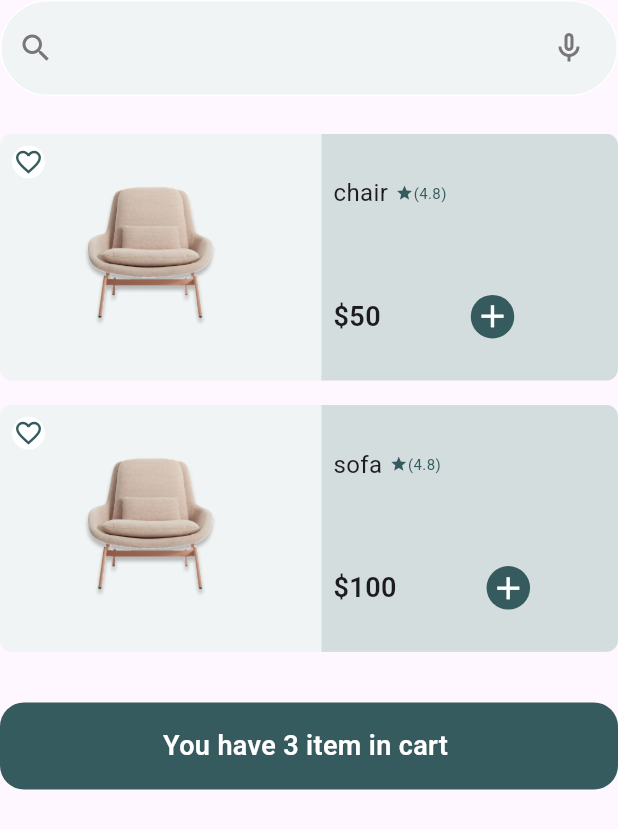
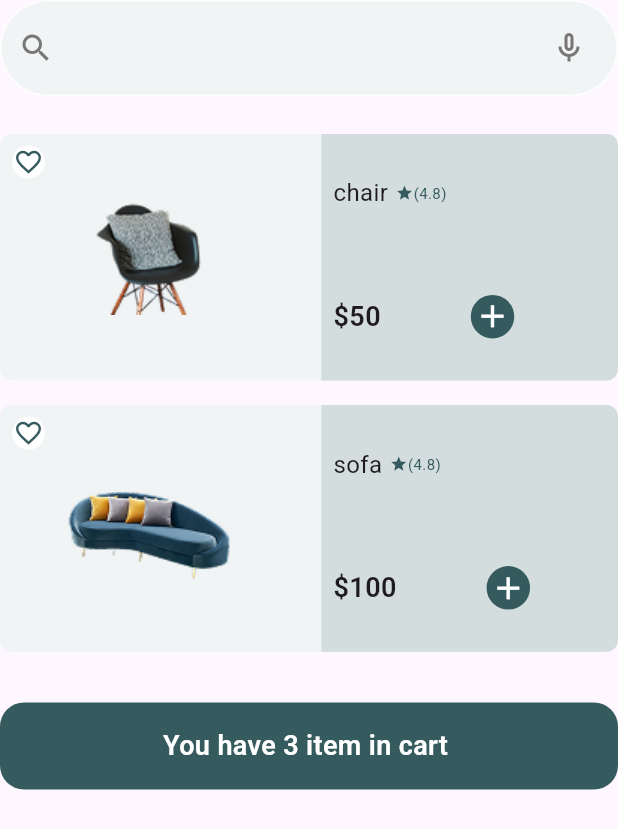
Before and after one commit to Rana-Mohsen/betna, a Flutter app: the MyOrderViewBody screen opened directly, on a phone screen of 412 x 824 dp. Shown: the top 829 px of the screen. Run offline on Flutter 3.47's test engine with Material 3 defaults, Android fonts, the light colour scheme and no system bars; our stand-ins replace bloc, carousel_slider, dartz, dio, flutter_bloc, get_it and 5 more; missing offline and left inert: imageview360.

Commit message:
edit image in cart + favorite

```diff
--- a/lib/core/widgets/custom_item_card.dart
+++ b/lib/core/widgets/custom_item_card.dart
@@ -36,12 +36,7 @@ class CustomItemCard extends StatelessWidget {
                           alignment: Alignment.topLeft,
                           child: FavoriteIcon(item: item),
                         ),
-                        Flexible(
-                          child: Image.asset(
-                            "assets/images/chair.png",
-                            width: 30.w,
-                          ),
-                        ),
+                        Flexible(child: Image.asset(item.image, width: 30.w)),
                       ],
                     ),
                   ),
@@ -70,7 +65,7 @@ class CustomItemCard extends StatelessWidget {
                                 fontWeight: FontWeight.w600,
                               ),
                             ),
-                             AddIcon(size: 25,item: item,),
+                            AddIcon(size: 25, item: item),
                           ],
                         ),
                       ],
```
Also changed, not shown: lib/views/cart/widgets/cart_list_item.dart (+2 -5 lines).
